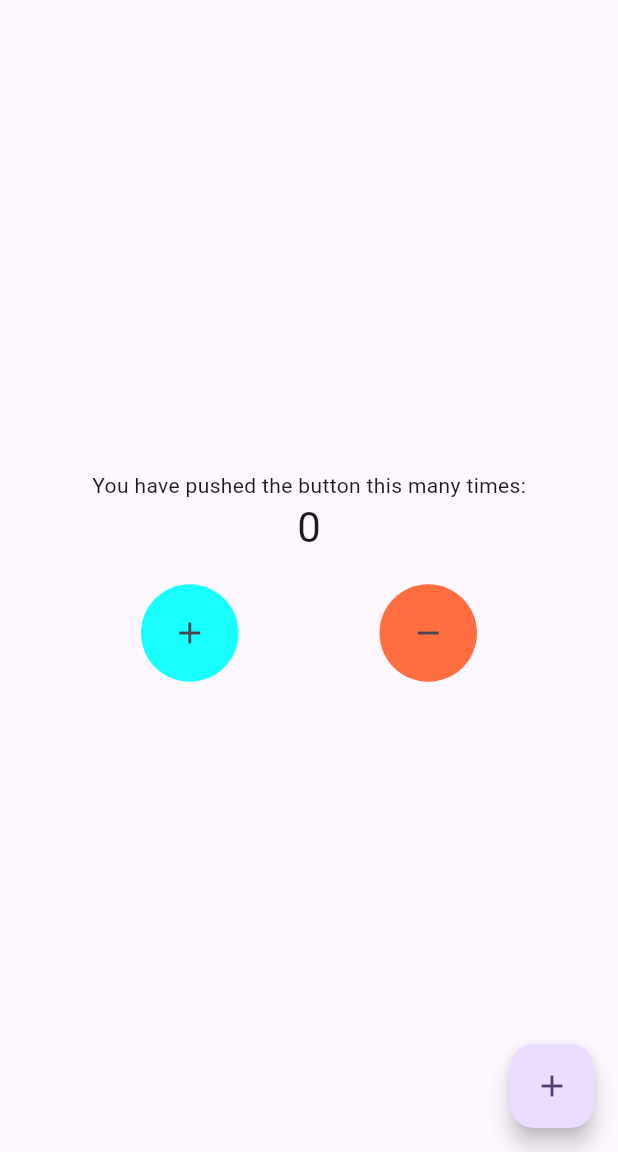
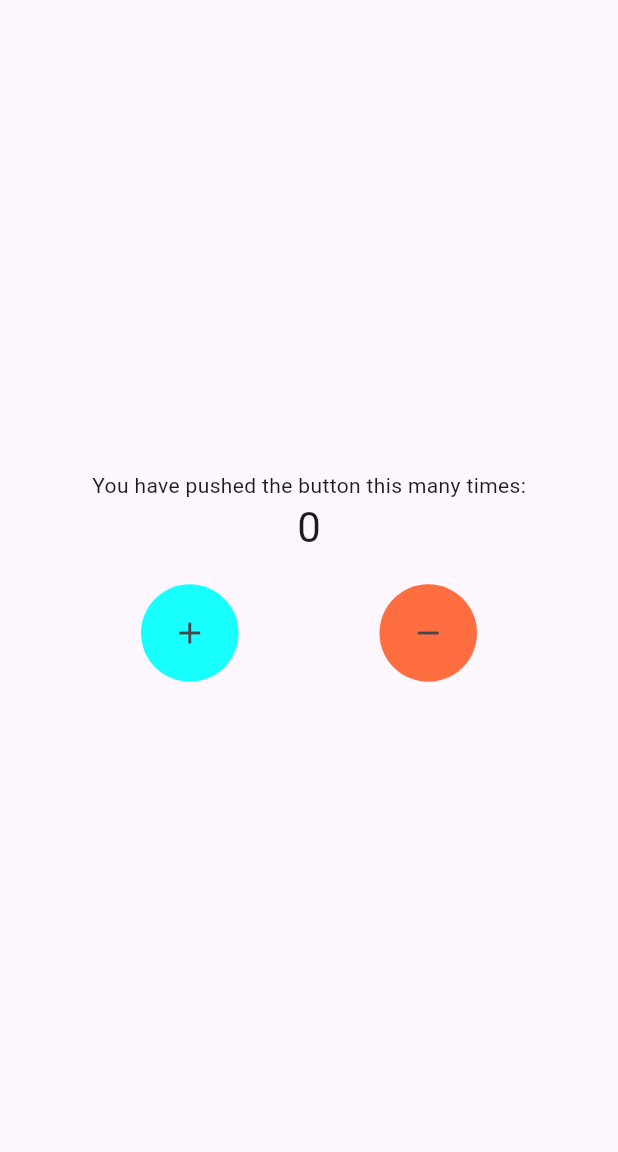
Before and after one commit to ibuu31/counter_provider, a Flutter app: the screen it shows after launch, on a phone screen of 412 x 824 dp, the part 84-1236 px from its top. Run offline on Flutter 3.47's test engine with Material 2 defaults, Android fonts, the phone set to English and light mode, and no system bars.

```diff
--- a/lib/main.dart
+++ b/lib/main.dart
@@ -41,6 +41,7 @@ class _MyHomePageState extends State<MyHomePage> {
         backgroundColor: Theme.of(context).colorScheme.inversePrimary,
         title: Text(widget.title),
       ),
+      // Consumer
       body: Consumer<Counter>(
         builder: (BuildContext context, Counter counter, Widget? child) {
           return Center(
@@ -51,7 +52,7 @@ class _MyHomePageState extends State<MyHomePage> {
                   'You have pushed the button this many times:',
                 ),
                 Text(
-                    // taking the value of _counter variable from the Counter page.
+                  // taking the value of _counter variable from the Counter class.
                   '${counter._counter}',
                   style: Theme.of(context).textTheme.headlineMedium,
                 ),
@@ -61,28 +62,23 @@ class _MyHomePageState extends State<MyHomePage> {
                 Row(
                   mainAxisAlignment: MainAxisAlignment.spaceEvenly,
                   children: [
-                      Container(
-                          height: 65,
-                          width: 65,
-                          decoration: BoxDecoration(
+                    PlusOrMinusButton(
                       color: Colors.cyanAccent,
-                              borderRadius: BorderRadius.circular(100)),
-                          child: IconButton(
+                      iconButton: IconButton(
                           onPressed: () {
+                            // calling the increaseCount method from the Counter class to add the counter by 1.
                             counter.increaseCount();
                           },
-                              icon: const Icon(Icons.add))),
-                      Container(
-                          height: 65,
-                          width: 65,
-                          decoration: BoxDecoration(
-                              color: Colors.deepOrangeAccent,
-                              borderRadius: BorderRadius.circular(100)),
-                          child: IconButton(
+                          icon: const Icon(Icons.add)),
+                    ),
+                    PlusOrMinusButton(
+                        iconButton: IconButton(
                             onPressed: () {
+                              // calling the decreaseCount method from the Counter class to subtract the counter by 1.
                               counter.decreaseCount();
                             },
-                              icon: const Icon(Icons.remove))),
+                            icon: const Icon(Icons.remove)),
+                        color: Colors.deepOrangeAccent)
                   ],
                 )
               ],
@@ -90,18 +86,29 @@ class _MyHomePageState extends State<MyHomePage> {
           );
         },
       ),
-        floatingActionButton: Consumer<Counter>(
-          builder: (BuildContext context, Counter value, Widget? child) {
-            return FloatingActionButton(
-              onPressed: () {
-                // calling the increaseCount method from Counter page.
-                value.increaseCount();
-              },
-              tooltip: 'Increment',
-              child: const Icon(Icons.add),
     );
-          },
-        ));
+  }
+}
+
+//here we have created a new Widget for both the buttons that we are interacting on the UI screen from which we are increasing or decreasing the counter value.
+class PlusOrMinusButton extends StatelessWidget {
+  const PlusOrMinusButton({
+    super.key,
+    required this.iconButton,
+    required this.color,
+  });
+
+  final IconButton iconButton;
+  final MaterialAccentColor color;
+
+  @override
+  Widget build(BuildContext context) {
+    return Container(
+        height: 65,
+        width: 65,
+        decoration: BoxDecoration(
+            color: color, borderRadius: BorderRadius.circular(100)),
+        child: iconButton);
   }
 }
 
@@ -114,6 +121,7 @@ class Counter extends ChangeNotifier {
     notifyListeners();
   }
 
+// this method will decrement the counter number by 1 on pressing the minus button on the screen
   void decreaseCount() {
     _counter--;
     notifyListeners();
```
Lines whose indentation alone changed are shown as unchanged.
